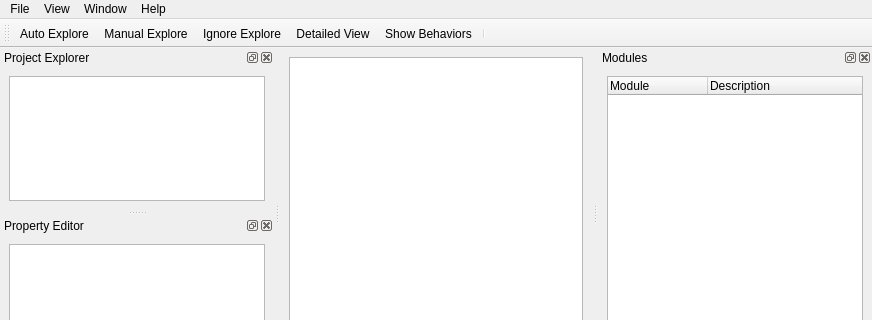
This is src/gui/ui/facileview.ui in facade-technologies-inc/facile as Qt 5 draws it before an edit; both pictures show x 0 to 872 and y 0 to 320 of the 872 by 634 pixel window. The edited form follows.
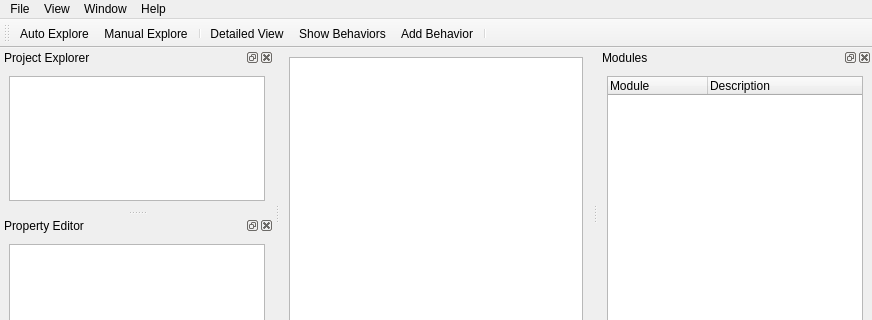
This is the edited form.

Commit message: State Machine and Adding Visibility Behaviors (#38)

Patch:
```diff
--- a/src/gui/ui/facileview.ui
+++ b/src/gui/ui/facileview.ui
@@ -175,9 +175,10 @@
    </attribute>
    <addaction name="actionAutoExplore"/>
    <addaction name="actionManualExplore"/>
-   <addaction name="actionIgnoreExplore"/>
+   <addaction name="separator"/>
    <addaction name="actionDetailed_View"/>
    <addaction name="actionShow_Behaviors"/>
+   <addaction name="actionAdd_Behavior"/>
    <addaction name="separator"/>
   </widget>
   <action name="actionOpen_Project">
@@ -284,20 +285,6 @@
     <string>Ctrl+Alt+M</string>
    </property>
   </action>
-  <action name="actionIgnoreExplore">
-   <property name="checkable">
-    <bool>true</bool>
-   </property>
-   <property name="text">
-    <string>Ignore Explore</string>
-   </property>
-   <property name="toolTip">
-    <string>The user can interact with the target GUI without changes being recognized.</string>
-   </property>
-   <property name="shortcut">
-    <string>Ctrl+Alt+I</string>
-   </property>
-  </action>
   <action name="actionAPI_Modules">
    <property name="text">
     <string>API Modules</string>
@@ -308,6 +295,14 @@
     <string>Project Settings</string>
    </property>
   </action>
+  <action name="actionAdd_Behavior">
+   <property name="text">
+    <string>Add Behavior</string>
+   </property>
+   <property name="toolTip">
+    <string>Add a visibility behavior to the target GUI model</string>
+   </property>
+  </action>
  </widget>
  <resources/>
  <connections/>
```
Left out of the diff: 10 changed lines with no effect on the pictures. The commit also changes 11 other files.
